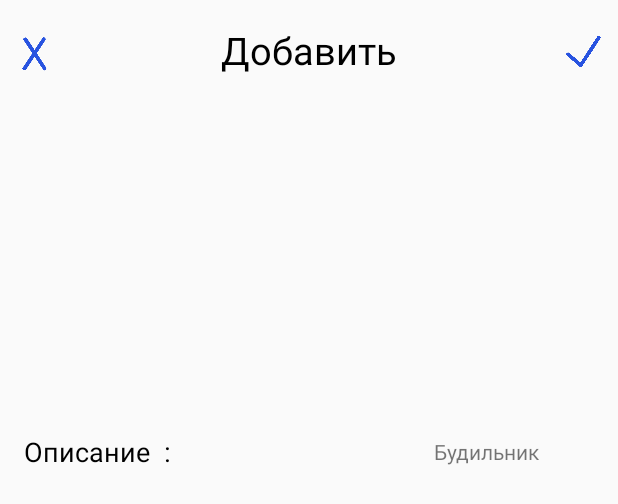
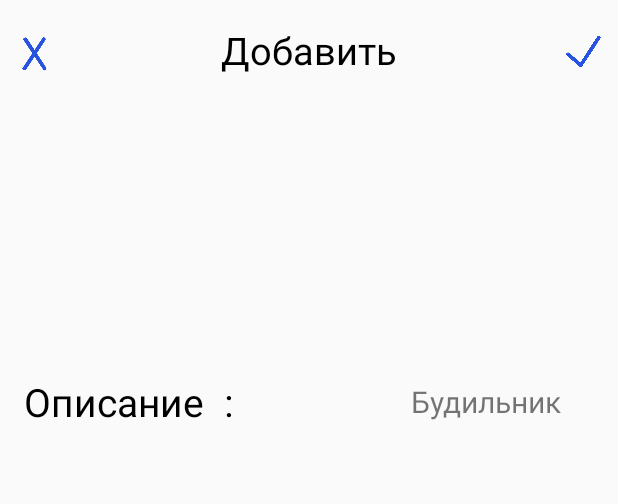
Before and after one commit to KirillKozinets/Clock, an Android app: the layout activity_create_new_alarm_clock.xml on its own in the app's theme, with its tools: preview values and no code run, on a phone screen of 412 x 824 dp. Shown: the top 504 px of the screen. Run offline under Robolectric (Android 15) with nearby library versions, the phone set to English and light mode, and no system bars.

Commit message:
Подкорректирован дизайн

```diff
--- a/app/src/main/res/layout-land/activity_create_new_alarm_clock.xml
+++ b/app/src/main/res/layout-land/activity_create_new_alarm_clock.xml
@@ -58,7 +58,7 @@
     <android.support.constraint.ConstraintLayout
         android:id="@+id/constraintLayout3"
         android:layout_width="wrap_content"
-        android:layout_height="0dp"
+        android:layout_height="175dp"
         android:layout_gravity="center_horizontal"
         android:layout_marginStart="8dp"
         android:layout_marginTop="8dp"
@@ -104,7 +104,7 @@
             android:layout_marginBottom="8dp"
             android:text="Описание  :  "
             android:textColor="@color/dark"
-            android:textSize="18sp"
+            android:textSize="26sp"
             app:layout_constraintBottom_toBottomOf="parent"
             app:layout_constraintStart_toStartOf="parent"
             app:layout_constraintTop_toTopOf="parent" />
@@ -119,7 +119,7 @@
             android:layout_marginEnd="8dp"
             android:layout_marginBottom="8dp"
             android:text="Будильник"
-            android:textSize="14sp"
+            android:textSize="20sp"
             app:layout_constraintBottom_toBottomOf="parent"
             app:layout_constraintEnd_toEndOf="parent"
             app:layout_constraintHorizontal_bias="0.972"
--- a/app/src/main/res/layout/activity_create_new_alarm_clock.xml
+++ b/app/src/main/res/layout/activity_create_new_alarm_clock.xml
@@ -27,6 +27,18 @@
             app:layout_constraintStart_toStartOf="parent"
             app:layout_constraintTop_toTopOf="parent" />
 
+        <Button
+            android:id="@+id/addAlarmClock"
+            android:layout_width="30dp"
+            android:layout_height="30dp"
+            android:layout_marginTop="8dp"
+            android:layout_marginEnd="8dp"
+            android:layout_marginBottom="8dp"
+            android:background="@drawable/check"
+            app:layout_constraintBottom_toBottomOf="parent"
+            app:layout_constraintEnd_toEndOf="parent"
+            app:layout_constraintTop_toTopOf="parent" />
+
         <TextView
             android:layout_width="wrap_content"
             android:layout_height="wrap_content"
@@ -41,24 +53,12 @@
             app:layout_constraintEnd_toEndOf="parent"
             app:layout_constraintStart_toStartOf="parent"
             app:layout_constraintTop_toTopOf="parent" />
-
-        <Button
-            android:id="@+id/addAlarmClock"
-            android:layout_width="30dp"
-            android:layout_height="30dp"
-            android:layout_marginTop="8dp"
-            android:layout_marginEnd="8dp"
-            android:layout_marginBottom="8dp"
-            android:background="@drawable/check"
-            app:layout_constraintBottom_toBottomOf="parent"
-            app:layout_constraintEnd_toEndOf="parent"
-            app:layout_constraintTop_toTopOf="parent" />
     </android.support.constraint.ConstraintLayout>
 
     <android.support.constraint.ConstraintLayout
         android:id="@+id/constraintLayout2"
         android:layout_width="wrap_content"
-        android:layout_height="214dp"
+        android:layout_height="175dp"
         android:layout_gravity="center_horizontal"
         android:layout_marginStart="8dp"
         android:layout_marginTop="8dp"
@@ -68,7 +68,6 @@
         app:layout_constraintTop_toBottomOf="@+id/constraintLayout">
 
         <android.support.v7.widget.RecyclerView
-
             android:id="@+id/minutes"
             android:layout_width="70dp"
             android:layout_height="wrap_content"
@@ -107,13 +106,12 @@
             android:layout_marginBottom="8dp"
             android:text="Описание  :  "
             android:textColor="@color/dark"
-            android:textSize="18sp"
+            android:textSize="26sp"
             app:layout_constraintBottom_toBottomOf="parent"
             app:layout_constraintStart_toStartOf="parent"
             app:layout_constraintTop_toTopOf="parent" />
 
         <TextView
-            android:gravity="center"
             android:id="@+id/description"
             android:layout_width="129dp"
             android:layout_height="wrap_content"
@@ -121,8 +119,9 @@
             android:layout_marginTop="8dp"
             android:layout_marginEnd="8dp"
             android:layout_marginBottom="8dp"
+            android:gravity="center"
             android:text="Будильник"
-            android:textSize="14sp"
+            android:textSize="20sp"
             app:layout_constraintBottom_toBottomOf="parent"
             app:layout_constraintEnd_toEndOf="parent"
             app:layout_constraintHorizontal_bias="0.972"
--- a/app/src/main/res/layout/time_select_item.xml
+++ b/app/src/main/res/layout/time_select_item.xml
@@ -1,7 +1,8 @@
 <?xml version="1.0" encoding="utf-8"?>
-<TextView android:textSize="18dp"
+<TextView android:textSize="26dp"
     android:layout_gravity="center_horizontal"
     android:gravity="center_horizontal"
+
     android:textColor="@color/dark"
     android:layout_width="match_parent"
     android:layout_height="wrap_content"
```
